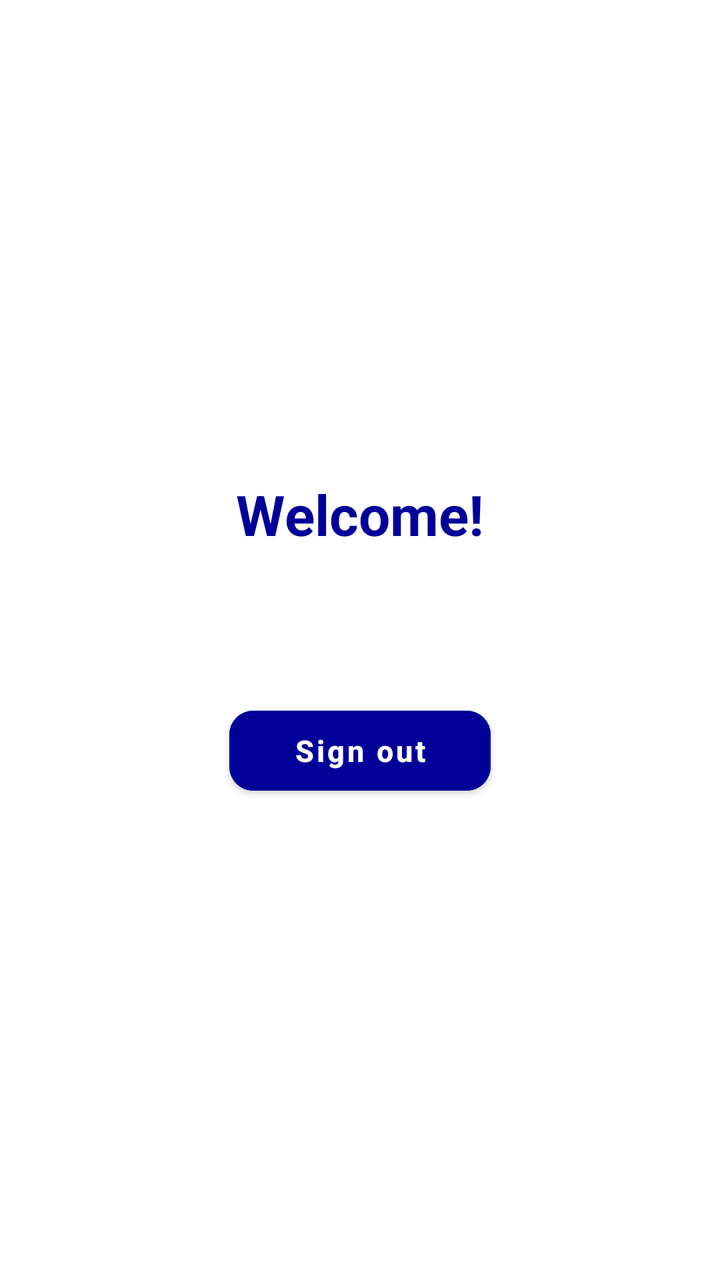
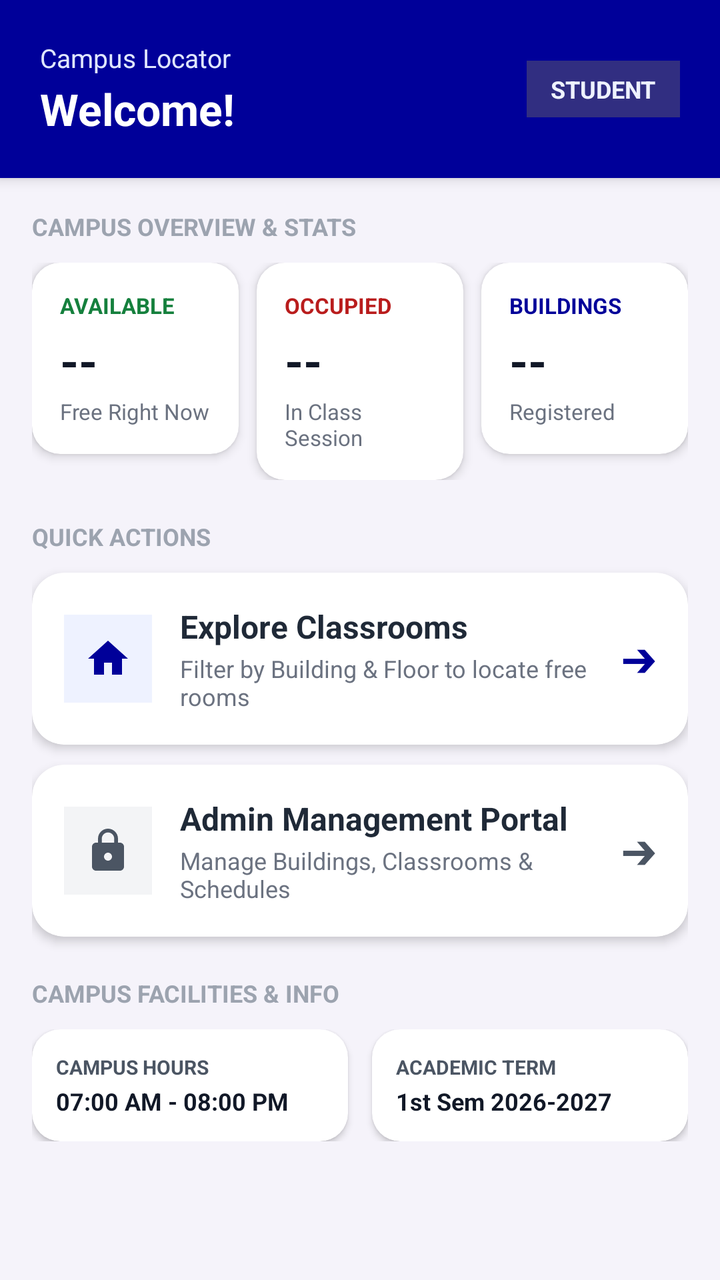

The first picture is an Android layout as it rendered before a commit; the second is the same layout after the commit. The layout source and the unified diff follow.
<!-- AndroidManifest.xml: application theme Theme.OOPProject -->
<!-- res/layout/fragment_home.xml -->
<?xml version="1.0" encoding="utf-8"?>
<LinearLayout xmlns:android="http://schemas.android.com/apk/res/android"
    xmlns:app="http://schemas.android.com/apk/res-auto"
    xmlns:tools="http://schemas.android.com/tools"
    android:layout_width="match_parent"
    android:layout_height="match_parent"
    android:background="#FFFFFF"
    android:gravity="center"
    android:orientation="vertical"
    android:padding="24dp"
    tools:context=".frontEnd.HomeFragment">

    <TextView
        android:id="@+id/tvWelcome"
        android:layout_width="wrap_content"
        android:layout_height="wrap_content"
        android:text="@string/welcome"
        android:textColor="@color/dark_purple"
        android:textSize="28sp"
        android:textStyle="bold" />

    <TextView
        android:id="@+id/tvUserEmail"
        android:layout_width="wrap_content"
        android:layout_height="wrap_content"
        android:layout_marginTop="12dp"
        android:text=""
        android:textColor="#6B7280"
        android:textSize="16sp" />

    <com.google.android.material.button.MaterialButton
        android:id="@+id/btnSignOut"
        android:layout_width="wrap_content"
        android:layout_height="52dp"
        android:layout_marginTop="40dp"
        android:backgroundTint="@color/dark_purple"
        android:paddingStart="32dp"
        android:paddingEnd="32dp"
        android:text="@string/sign_out"
        android:textAllCaps="false"
        android:textColor="#FFFFFF"
        android:textSize="15sp"
        android:textStyle="bold"
        app:cornerRadius="12dp" />

</LinearLayout>
<!-- resources referenced by this layout -->
<resources>
  <color name="dark_purple">#FF000099</color>
  <string name="sign_out">Sign out</string>
  <string name="welcome">Welcome!</string>
  <style name="Theme.OOPProject" parent="Theme.MaterialComponents.Light.NoActionBar">
          
          <item name="colorPrimary">@color/purple_500</item>
          <item name="colorPrimaryVariant">@color/purple_700</item>
          <item name="colorOnPrimary">@color/white</item>
          
          <item name="colorSecondary">@color/teal_200</item>
          <item name="colorSecondaryVariant">@color/teal_700</item>
          <item name="colorOnSecondary">@color/black</item>
          
          <item name="android:statusBarColor">@color/dark_purple</item>
          
          <item name="android:windowBackground">@color/dark_purple</item>
          <item name="android:windowSplashScreenBackground" tools:targetApi="s">@color/dark_purple</item>
          <item name="android:windowSplashScreenAnimatedIcon" tools:targetApi="s">@drawable/app_logo</item>
      </style>
  <color name="purple_500">#FF6200EE</color>
  <color name="purple_700">#FF3700B3</color>
  <color name="white">#FFFFFFFF</color>
  <color name="teal_200">#FF03DAC5</color>
  <color name="teal_700">#FF018786</color>
  <color name="black">#FF000000</color>
  <!-- drawable app_logo: png bitmap (drawable, 403426 bytes) -->
</resources>

<!-- the commit's change to res/layout/fragment_home.xml (unified diff, before → after) -->
@@ -4,43 +4,453 @@
     xmlns:tools="http://schemas.android.com/tools"
     android:layout_width="match_parent"
     android:layout_height="match_parent"
-    android:background="#FFFFFF"
-    android:gravity="center"
+    android:background="#F5F3FA"
     android:orientation="vertical"
-    android:padding="24dp"
     tools:context=".frontEnd.HomeFragment">
 
-    <TextView
-        android:id="@+id/tvWelcome"
-        android:layout_width="wrap_content"
+    
+    <LinearLayout
+        android:layout_width="match_parent"
         android:layout_height="wrap_content"
-        android:text="@string/welcome"
-        android:textColor="@color/dark_purple"
-        android:textSize="28sp"
-        android:textStyle="bold" />
-
-    <TextView
-        android:id="@+id/tvUserEmail"
-        android:layout_width="wrap_content"
-        android:layout_height="wrap_content"
-        android:layout_marginTop="12dp"
-        android:text=""
-        android:textColor="#6B7280"
-        android:textSize="16sp" />
-
-    <com.google.android.material.button.MaterialButton
-        android:id="@+id/btnSignOut"
-        android:layout_width="wrap_content"
-        android:layout_height="52dp"
-        android:layout_marginTop="40dp"
-        android:backgroundTint="@color/dark_purple"
-        android:paddingStart="32dp"
-        android:paddingEnd="32dp"
-        android:text="@string/sign_out"
-        android:textAllCaps="false"
-        android:textColor="#FFFFFF"
-        android:textSize="15sp"
-        android:textStyle="bold"
-        app:cornerRadius="12dp" />
-
+        android:background="@color/dark_purple"
+        android:elevation="4dp"
+        android:gravity="center_vertical"
+        android:orientation="horizontal"
+        android:paddingHorizontal="20dp"
+        android:paddingVertical="20dp">
+
+        <LinearLayout
+            android:layout_width="0dp"
+            android:layout_height="wrap_content"
+            android:layout_weight="1"
+            android:orientation="vertical">
+
+            <TextView
+                android:layout_width="wrap_content"
+                android:layout_height="wrap_content"
+                android:text="Campus Locator"
+                android:textColor="#E0E7FF"
+                android:textSize="13sp" />
+
+            <TextView
+                android:id="@+id/tvUserName"
+                android:layout_width="wrap_content"
+                android:layout_height="wrap_content"
+                android:layout_marginTop="2dp"
+                android:text="Welcome!"
+                android:textColor="#FFFFFF"
+                android:textSize="22sp"
+                android:textStyle="bold" />
+        </LinearLayout>
+
+        <TextView
+            android:id="@+id/tvRoleBadge"
+            android:layout_width="wrap_content"
+            android:layout_height="wrap_content"
+            android:background="#312E81"
+            android:paddingHorizontal="12dp"
+            android:paddingVertical="6dp"
+            android:text="STUDENT"
+            android:textColor="#EEF2FF"
+            android:textSize="12sp"
+            android:textStyle="bold" />
+    </LinearLayout>
+
+    <androidx.core.widget.NestedScrollView
+        android:layout_width="match_parent"
+        android:layout_height="0dp"
+        android:layout_weight="1"
+        android:clipToPadding="false"
+        android:fillViewport="true">
+
+        <LinearLayout
+            android:layout_width="match_parent"
+            android:layout_height="wrap_content"
+            android:orientation="vertical"
+            android:paddingHorizontal="16dp"
+            android:paddingTop="16dp"
+            android:paddingBottom="100dp">
+
+            
+            <TextView
+                android:layout_width="wrap_content"
+                android:layout_height="wrap_content"
+                android:layout_marginBottom="10dp"
+                android:text="CAMPUS OVERVIEW &amp; STATS"
+                android:textColor="#9CA3AF"
+                android:textSize="12sp"
+                android:textStyle="bold" />
+
+            
+            <LinearLayout
+                android:layout_width="match_parent"
+                android:layout_height="wrap_content"
+                android:baselineAligned="false"
+                android:orientation="horizontal">
+
+                
+                <com.google.android.material.card.MaterialCardView
+                    android:layout_width="0dp"
+                    android:layout_height="wrap_content"
+                    android:layout_marginEnd="6dp"
+                    android:layout_weight="1"
+                    app:cardBackgroundColor="#FFFFFF"
+                    app:cardCornerRadius="14dp"
+                    app:cardElevation="3dp"
+                    app:strokeWidth="0dp">
+
+                    <LinearLayout
+                        android:layout_width="match_parent"
+                        android:layout_height="wrap_content"
+                        android:orientation="vertical"
+                        android:padding="14dp">
+
+                        <TextView
+                            android:layout_width="wrap_content"
+                            android:layout_height="wrap_content"
+                            android:text="AVAILABLE"
+                            android:textColor="#15803D"
+                            android:textSize="11sp"
+                            android:textStyle="bold" />
+
+                        <TextView
+                            android:id="@+id/tvAvailableCount"
+                            android:layout_width="wrap_content"
+                            android:layout_height="wrap_content"
+                            android:layout_marginTop="4dp"
+                            android:text="--"
+                            android:textColor="#111827"
+                            android:textSize="24sp"
+                            android:textStyle="bold" />
+
+                        <TextView
+                            android:layout_width="wrap_content"
+                            android:layout_height="wrap_content"
+                            android:layout_marginTop="2dp"
+                            android:text="Free Right Now"
+                            android:textColor="#6B7280"
+                            android:textSize="11sp" />
+                    </LinearLayout>
+                </com.google.android.material.card.MaterialCardView>
+
+                
+                <com.google.android.material.card.MaterialCardView
+                    android:layout_width="0dp"
+                    android:layout_height="wrap_content"
+                    android:layout_marginHorizontal="3dp"
+                    android:layout_weight="1"
+                    app:cardBackgroundColor="#FFFFFF"
+                    app:cardCornerRadius="14dp"
+                    app:cardElevation="3dp"
+                    app:strokeWidth="0dp">
+
+                    <LinearLayout
+                        android:layout_width="match_parent"
+                        android:layout_height="wrap_content"
+                        android:orientation="vertical"
+                        android:padding="14dp">
+
+                        <TextView
+                            android:layout_width="wrap_content"
+                            android:layout_height="wrap_content"
+                            android:text="OCCUPIED"
+                            android:textColor="#B91C1C"
+                            android:textSize="11sp"
+                            android:textStyle="bold" />
+
+                        <TextView
+                            android:id="@+id/tvOccupiedCount"
+                            android:layout_width="wrap_content"
+                            android:layout_height="wrap_content"
+                            android:layout_marginTop="4dp"
+                            android:text="--"
+                            android:textColor="#111827"
+                            android:textSize="24sp"
+                            android:textStyle="bold" />
+
+                        <TextView
+                            android:layout_width="wrap_content"
+                            android:layout_height="wrap_content"
+                            android:layout_marginTop="2dp"
+                            android:text="In Class Session"
+                            android:textColor="#6B7280"
+                            android:textSize="11sp" />
+                    </LinearLayout>
+                </com.google.android.material.card.MaterialCardView>
+
+                
+                <com.google.android.material.card.MaterialCardView
+                    android:layout_width="0dp"
+                    android:layout_height="wrap_content"
+                    android:layout_marginStart="6dp"
+                    android:layout_weight="1"
+                    app:cardBackgroundColor="#FFFFFF"
+                    app:cardCornerRadius="14dp"
+                    app:cardElevation="3dp"
+                    app:strokeWidth="0dp">
+
+                    <LinearLayout
+                        android:layout_width="match_parent"
+                        android:layout_height="wrap_content"
+                        android:orientation="vertical"
+                        android:padding="14dp">
+
+                        <TextView
+                            android:layout_width="wrap_content"
+                            android:layout_height="wrap_content"
+                            android:text="BUILDINGS"
+                            android:textColor="@color/dark_purple"
+                            android:textSize="11sp"
+                            android:textStyle="bold" />
+
+                        <TextView
+                            android:id="@+id/tvBuildingsCount"
+                            android:layout_width="wrap_content"
+                            android:layout_height="wrap_content"
+                            android:layout_marginTop="4dp"
+                            android:text="--"
+                            android:textColor="#111827"
+                            android:textSize="24sp"
+                            android:textStyle="bold" />
+
+                        <TextView
+                            android:layout_width="wrap_content"
+                            android:layout_height="wrap_content"
+                            android:layout_marginTop="2dp"
+                            android:text="Registered"
+                            android:textColor="#6B7280"
+                            android:textSize="11sp" />
+                    </LinearLayout>
+                </com.google.android.material.card.MaterialCardView>
+            </LinearLayout>
+
+            
+            <TextView
+                android:layout_width="wrap_content"
+                android:layout_height="wrap_content"
+                android:layout_marginTop="20dp"
+                android:layout_marginBottom="10dp"
+                android:text="QUICK ACTIONS"
+                android:textColor="#9CA3AF"
+                android:textSize="12sp"
+                android:textStyle="bold" />
+
+            
+            <com.google.android.material.card.MaterialCardView
+                android:id="@+id/btnExploreClassrooms"
+                android:layout_width="match_parent"
+                android:layout_height="wrap_content"
+                android:layout_marginBottom="10dp"
+                android:clickable="true"
+                android:focusable="true"
+                app:cardBackgroundColor="#FFFFFF"
+                app:cardCornerRadius="16dp"
+                app:cardElevation="3dp"
+                app:strokeWidth="0dp">
+
+                <LinearLayout
+                    android:layout_width="match_parent"
+                    android:layout_height="wrap_content"
+                    android:gravity="center_vertical"
+                    android:orientation="horizontal"
+                    android:padding="16dp">
+
+                    <ImageView
+                        android:layout_width="44dp"
+                        android:layout_height="44dp"
+                        android:background="#EEF2FF"
+                        android:contentDescription="Explore"
+                        android:padding="10dp"
+                        android:src="@drawable/ic_home"
+                        app:tint="@color/dark_purple" />
+
+                    <LinearLayout
+                        android:layout_width="0dp"
+                        android:layout_height="wrap_content"
+                        android:layout_marginStart="14dp"
+                        android:layout_weight="1"
+                        android:orientation="vertical">
+
+                        <TextView
+                            android:layout_width="wrap_content"
+                            android:layout_height="wrap_content"
+                            android:text="Explore Classrooms"
+                            android:textColor="#1F2937"
+                            android:textSize="16sp"
+                            android:textStyle="bold" />
+
+                        <TextView
+                            android:layout_width="wrap_content"
+                            android:layout_height="wrap_content"
+                            android:layout_marginTop="2dp"
+                            android:text="Filter by Building &amp; Floor to locate free rooms"
+                            android:textColor="#6B7280"
+                            android:textSize="12sp" />
+                    </LinearLayout>
+
+                    <TextView
+                        android:layout_width="wrap_content"
+                        android:layout_height="wrap_content"
+                        android:text="➔"
+                        android:textColor="@color/dark_purple"
+                        android:textSize="18sp"
+                        android:textStyle="bold" />
+                </LinearLayout>
+            </com.google.android.material.card.MaterialCardView>
+
+            
+            <com.google.android.material.card.MaterialCardView
+                android:id="@+id/btnAdminPortal"
+                android:layout_width="match_parent"
+                android:layout_height="wrap_content"
+                android:clickable="true"
+                android:focusable="true"
+                app:cardBackgroundColor="#FFFFFF"
+                app:cardCornerRadius="16dp"
+                app:cardElevation="3dp"
+                app:strokeWidth="0dp">
+
+                <LinearLayout
+                    android:layout_width="match_parent"
+                    android:layout_height="wrap_content"
+                    android:gravity="center_vertical"
+                    android:orientation="horizontal"
+                    android:padding="16dp">
+
+                    <ImageView
+                        android:layout_width="44dp"
+                        android:layout_height="44dp"
+                        android:background="#F3F4F6"
+                        android:contentDescription="Admin Portal"
+                        android:padding="10dp"
+                        android:src="@drawable/ic_lock"
+                        app:tint="#4B5563" />
+
+                    <LinearLayout
+                        android:layout_width="0dp"
+                        android:layout_height="wrap_content"
+                        android:layout_marginStart="14dp"
+                        android:layout_weight="1"
+                        android:orientation="vertical">
+
+                        <TextView
+                            android:id="@+id/tvAdminTitle"
+                            android:layout_width="wrap_content"
+                            android:layout_height="wrap_content"
+                            android:text="Admin Management Portal"
+                            android:textColor="#1F2937"
+                            android:textSize="16sp"
+                            android:textStyle="bold" />
+
+                        <TextView
+                            android:id="@+id/tvAdminSubtitle"
+                            android:layout_width="wrap_content"
+                            android:layout_height="wrap_content"
+                            android:layout_marginTop="2dp"
+                            android:text="Manage Buildings, Classrooms &amp; Schedules"
+                            android:textColor="#6B7280"
+                            android:textSize="12sp" />
+                    </LinearLayout>
+
+                    <TextView
+                        android:layout_width="wrap_content"
+                        android:layout_height="wrap_content"
+                        android:text="➔"
+                        android:textColor="#4B5563"
+                        android:textSize="18sp"
+                        android:textStyle="bold" />
+                </LinearLayout>
+            </com.google.android.material.card.MaterialCardView>
+
+            
+            <TextView
+                android:layout_width="wrap_content"
+                android:layout_height="wrap_content"
+                android:layout_marginTop="20dp"
+                android:layout_marginBottom="10dp"
+                android:text="CAMPUS FACILITIES &amp; INFO"
+                android:textColor="#9CA3AF"
+                android:textSize="12sp"
+                android:textStyle="bold" />
+
+            
+            <LinearLayout
+                android:layout_width="match_parent"
+                android:layout_height="wrap_content"
+                android:baselineAligned="false"
+                android:orientation="horizontal">
+
+                <com.google.android.material.card.MaterialCardView
+                    android:layout_width="0dp"
+                    android:layout_height="wrap_content"
+                    android:layout_marginEnd="6dp"
+                    android:layout_weight="1"
+                    app:cardBackgroundColor="#FFFFFF"
+                    app:cardCornerRadius="14dp"
+                    app:cardElevation="2dp"
+                    app:strokeWidth="0dp">
+
+                    <LinearLayout
+                        android:layout_width="match_parent"
+                        android:layout_height="wrap_content"
+                        android:orientation="vertical"
+                        android:padding="12dp">
+
+                        <TextView
+                            android:layout_width="wrap_content"
+                            android:layout_height="wrap_content"
+                            android:text="CAMPUS HOURS"
+                            android:textColor="#4B5563"
+                            android:textSize="10sp"
+                            android:textStyle="bold" />
+
+                        <TextView
+                            android:layout_width="wrap_content"
+                            android:layout_height="wrap_content"
+                            android:layout_marginTop="2dp"
+                            android:text="07:00 AM - 08:00 PM"
+                            android:textColor="#111827"
+                            android:textSize="12sp"
+                            android:textStyle="bold" />
+                    </LinearLayout>
+                </com.google.android.material.card.MaterialCardView>
+
+                <com.google.android.material.card.MaterialCardView
+                    android:layout_width="0dp"
+                    android:layout_height="wrap_content"
+                    android:layout_marginStart="6dp"
+                    android:layout_weight="1"
+                    app:cardBackgroundColor="#FFFFFF"
+                    app:cardCornerRadius="14dp"
+                    app:cardElevation="2dp"
+                    app:strokeWidth="0dp">
+
+                    <LinearLayout
+                        android:layout_width="match_parent"
+                        android:layout_height="wrap_content"
+                        android:orientation="vertical"
+                        android:padding="12dp">
+
+                        <TextView
+                            android:layout_width="wrap_content"
+                            android:layout_height="wrap_content"
+                            android:text="ACADEMIC TERM"
+                            android:textColor="#4B5563"
+                            android:textSize="10sp"
+                            android:textStyle="bold" />
+
+                        <TextView
+                            android:layout_width="wrap_content"
+                            android:layout_height="wrap_content"
+                            android:layout_marginTop="2dp"
+                            android:text="1st Sem 2026-2027"
+                            android:textColor="#111827"
+                            android:textSize="12sp"
+                            android:textStyle="bold" />
+                    </LinearLayout>
+                </com.google.android.material.card.MaterialCardView>
+            </LinearLayout>
+
+        </LinearLayout>
+    </androidx.core.widget.NestedScrollView>
 </LinearLayout>
<!-- resource entries referenced after the edit -->
@@ -1,8 +1,26 @@
 <!-- resources referenced by this layout -->
 <resources>
   <color name="dark_purple">#FF000099</color>
-  <string name="sign_out">Sign out</string>
-  <string name="welcome">Welcome!</string>
+  <!-- drawable ic_home (drawable) -->
+  <vector xmlns:android="http://schemas.android.com/apk/res/android"
+      android:width="24dp"
+      android:height="24dp"
+      android:viewportWidth="24"
+      android:viewportHeight="24">
+      <path
+          android:fillColor="#FF000000"
+          android:pathData="M10,20v-6h4v6h5v-8h3L12,3 2,12h3v8z" />
+  </vector>
+  <!-- drawable ic_lock (drawable) -->
+  <vector xmlns:android="http://schemas.android.com/apk/res/android"
+      android:width="24dp"
+      android:height="24dp"
+      android:viewportWidth="24"
+      android:viewportHeight="24">
+    <path
+        android:fillColor="#FF000000"
+        android:pathData="M18,8h-1V6c0,-2.76 -2.24,-5 -5,-5S7,3.24 7,6v2H6c-1.1,0 -2,0.9 -2,2v10c0,1.1 0.9,2 2,2h12c1.1,0 2,-0.9 2,-2V10c0,-1.1 -0.9,-2 -2,-2zm-6,9c-1.1,0 -2,-0.9 -2,-2s0.9,-2 2,-2 2,0.9 2,2 -0.9,2 -2,2zm3.1,-9H8.9V6c0,-1.71 1.39,-3.1 3.1,-3.1 1.71,0 3.1,1.39 3.1,3.1v2z"/>
+  </vector>
   <style name="Theme.OOPProject" parent="Theme.MaterialComponents.Light.NoActionBar">
           
           <item name="colorPrimary">@color/purple_500</item>
